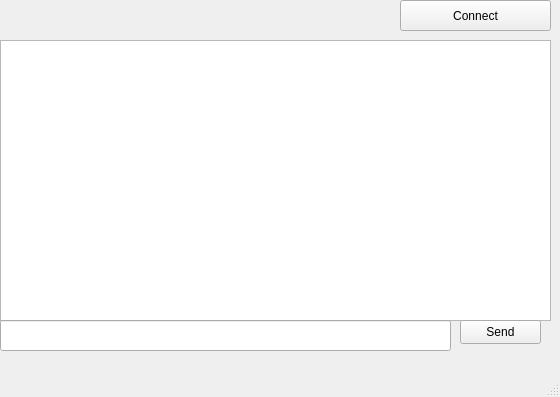
Above: Messenger/Client/chatwindow.ui from Stepanov-hub/Messenger before the change. Below: the same form after it.
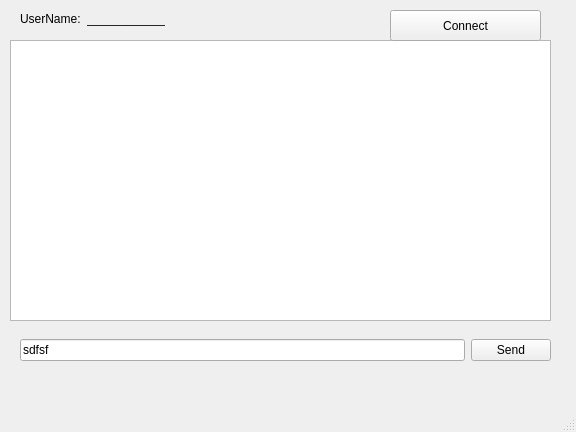
That is the form after the change.

```diff
--- a/Messenger/Client/chatwindow.ui
+++ b/Messenger/Client/chatwindow.ui
@@ -6,8 +6,8 @@
    <rect>
     <x>0</x>
     <y>0</y>
-    <width>560</width>
-    <height>397</height>
+    <width>576</width>
+    <height>432</height>
    </rect>
   </property>
   <property name="windowTitle">
@@ -17,9 +17,9 @@
    <widget class="QListView" name="chatView">
     <property name="geometry">
      <rect>
-      <x>0</x>
+      <x>10</x>
       <y>40</y>
-      <width>551</width>
+      <width>541</width>
       <height>281</height>
      </rect>
     </property>
@@ -27,8 +27,8 @@
    <widget class="QPushButton" name="connectButton">
     <property name="geometry">
      <rect>
-      <x>400</x>
-      <y>0</y>
+      <x>390</x>
+      <y>10</y>
       <width>151</width>
       <height>31</height>
      </rect>
@@ -37,28 +37,60 @@
      <string>Connect</string>
     </property>
    </widget>
-   <widget class="QPushButton" name="sendButton">
+   <widget class="QWidget" name="">
     <property name="geometry">
      <rect>
-      <x>460</x>
-      <y>320</y>
-      <width>81</width>
-      <height>24</height>
+      <x>20</x>
+      <y>10</y>
+      <width>145</width>
+      <height>18</height>
      </rect>
     </property>
-    <property name="text">
-     <string>Send</string>
-    </property>
+    <layout class="QHBoxLayout" name="horizontalLayout">
+     <item>
+      <widget class="QLabel" name="label">
+       <property name="styleSheet">
+        <string notr="true">&lt;b&gt;dsf&lt;/b&gt;</string>
+       </property>
+       <property name="text">
+        <string>UserName:</string>
+       </property>
+      </widget>
+     </item>
+     <item>
+      <widget class="QLabel" name="label_2">
+       <property name="text">
+        <string>____________</string>
+       </property>
+      </widget>
+     </item>
+    </layout>
    </widget>
-   <widget class="QLineEdit" name="messageEdit">
+   <widget class="QWidget" name="">
     <property name="geometry">
      <rect>
-      <x>0</x>
-      <y>320</y>
-      <width>451</width>
-      <height>31</height>
+      <x>20</x>
+      <y>330</y>
+      <width>531</width>
+      <height>41</height>
      </rect>
     </property>
+    <layout class="QHBoxLayout" name="horizontalLayout_2">
+     <item>
+      <widget class="QLineEdit" name="messageEdit">
+       <property name="text">
+        <string>sdfsf</string>
+       </property>
+      </widget>
+     </item>
+     <item>
+      <widget class="QPushButton" name="sendButton">
+       <property name="text">
+        <string>Send</string>
+       </property>
+      </widget>
+     </item>
+    </layout>
    </widget>
   </widget>
   <widget class="QMenuBar" name="menubar">
```
Left out of the diff: 2 changed lines with no effect on the pictures.
